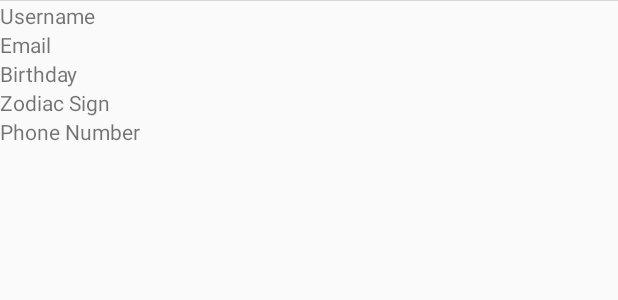
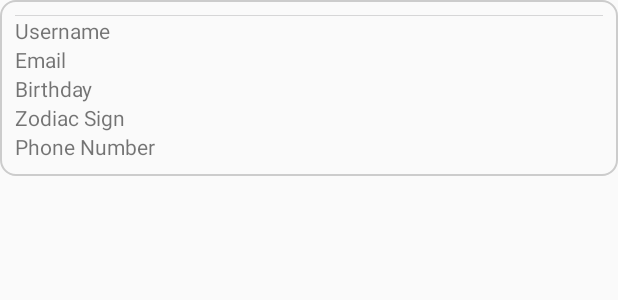
Before and after one commit to Branch-Master/EventsterApp, an Android app: the layout user_card.xml on its own in the app's theme, with its tools: preview values and no code run, on a phone screen of 412 x 824 dp. Shown: the top 300 px of the screen. Run offline under Robolectric (Android 15) with nearby library versions, the phone set to English and light mode, and no system bars.

Commit message:
cards og x mynd og border

```diff
--- a/app/src/main/res/drawable/customborder.xml
+++ b/app/src/main/res/drawable/customborder.xml
@@ -1,6 +1,6 @@
 <?xml version="1.0" encoding="UTF-8"?>
 <shape xmlns:android="http://schemas.android.com/apk/res/android" android:shape="rectangle">
-    <corners android:radius="20dp"/>
+    <corners android:radius="10dp"/>
     <padding android:left="10dp" android:right="10dp" android:top="10dp" android:bottom="10dp"/>
     <stroke android:width="1dp" android:color="#CCCCCC"/>
 </shape>
--- a/app/src/main/res/layout/user_card.xml
+++ b/app/src/main/res/layout/user_card.xml
@@ -2,8 +2,10 @@
 <LinearLayout xmlns:android="http://schemas.android.com/apk/res/android"
     xmlns:app="http://schemas.android.com/apk/res-auto"
     xmlns:tools="http://schemas.android.com/tools"
-    android:orientation="vertical" android:layout_width="match_parent"
-    android:layout_height="match_parent">
+    android:layout_width="match_parent"
+    android:layout_height="wrap_content"
+    android:background="@drawable/customborder"
+    android:orientation="vertical">
 
     <ImageView
         android:id="@+id/imageView2"
@@ -11,34 +13,84 @@
         android:layout_height="wrap_content"
         tools:srcCompat="@tools:sample/avatars" />
 
+    <TableRow
+        android:layout_width="match_parent"
+        android:layout_height="match_parent">
+
         <TextView
-        android:id="@+id/user_card_name"
-        android:layout_width="match_parent"
+            android:id="@+id/user_card_name_label"
+            android:layout_width="117dp"
             android:layout_height="wrap_content"
             android:text="Username" />
 
         <TextView
-        android:id="@+id/user_card_email"
+            android:id="@+id/user_card_name"
             android:layout_width="match_parent"
+            android:layout_height="wrap_content" />
+    </TableRow>
+
+    <TableRow
+        android:layout_width="match_parent"
+        android:layout_height="match_parent">
+
+        <TextView
+            android:id="@+id/user_card_email_label"
+            android:layout_width="117dp"
             android:layout_height="wrap_content"
             android:text="Email" />
 
         <TextView
-        android:id="@+id/user_card_bday"
+            android:id="@+id/user_card_email"
             android:layout_width="match_parent"
+            android:layout_height="wrap_content" />
+    </TableRow>
+
+    <TableRow
+        android:layout_width="match_parent"
+        android:layout_height="match_parent">
+
+        <TextView
+            android:id="@+id/user_card_bday_label"
+            android:layout_width="117dp"
             android:layout_height="wrap_content"
             android:text="Birthday" />
 
         <TextView
-        android:id="@+id/user_card_zodiac"
+            android:id="@+id/user_card_bday"
             android:layout_width="match_parent"
+            android:layout_height="wrap_content" />
+    </TableRow>
+
+    <TableRow
+        android:layout_width="match_parent"
+        android:layout_height="match_parent">
+
+        <TextView
+            android:id="@+id/user_card_zodiac_label"
+            android:layout_width="117dp"
             android:layout_height="wrap_content"
             android:text="Zodiac Sign" />
 
         <TextView
-        android:id="@+id/user_card_phone"
+            android:id="@+id/user_card_zodiac"
             android:layout_width="match_parent"
+            android:layout_height="wrap_content" />
+    </TableRow>
+
+    <TableRow
+        android:layout_width="match_parent"
+        android:layout_height="match_parent">
+
+        <TextView
+            android:id="@+id/user_card_phone_label"
+            android:layout_width="117dp"
             android:layout_height="wrap_content"
             android:text="Phone Number" />
 
+        <TextView
+            android:id="@+id/user_card_phone"
+            android:layout_width="match_parent"
+            android:layout_height="wrap_content" />
+    </TableRow>
+
 </LinearLayout>
```
Also changed, not shown: app/src/main/res/drawable/ic_baseline_close_24dp.xml (added, +13 -0 lines), app/src/main/res/layout/event_card.xml (+4 -6 lines), app/src/main/res/layout/group_card.xml (+37 -5 lines). Lines whose indentation alone changed are shown as unchanged.
